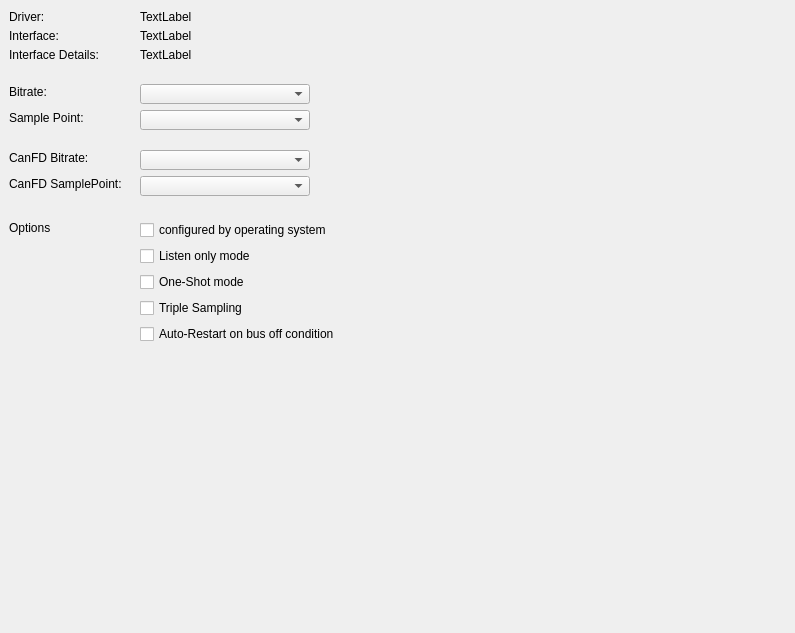
Before: the Qt Designer form src/driver/GenericCanSetupPage.ui in HubertD/cangaroo, drawn with Qt 5.
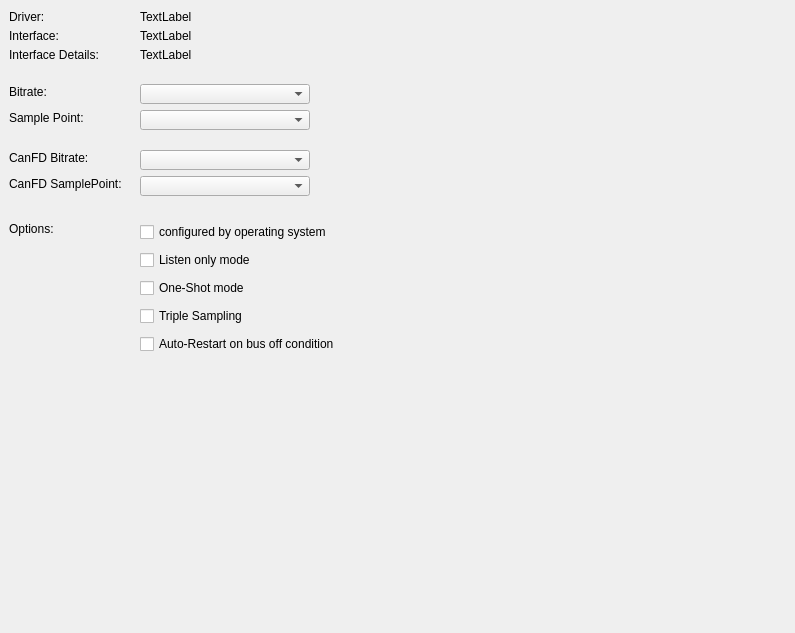
After: the same form once the commit is applied.

Diff of the .ui file:
```diff
--- a/src/driver/GenericCanSetupPage.ui
+++ b/src/driver/GenericCanSetupPage.ui
@@ -188,8 +188,8 @@
     <rect>
      <x>9</x>
      <y>220</y>
-     <width>41</width>
-     <height>16</height>
+     <width>59</width>
+     <height>17</height>
     </rect>
    </property>
    <property name="text">
@@ -202,7 +202,7 @@
      <x>140</x>
      <y>220</y>
      <width>411</width>
-     <height>126</height>
+     <height>141</height>
     </rect>
    </property>
    <layout class="QVBoxLayout" name="vbOptions">
```
